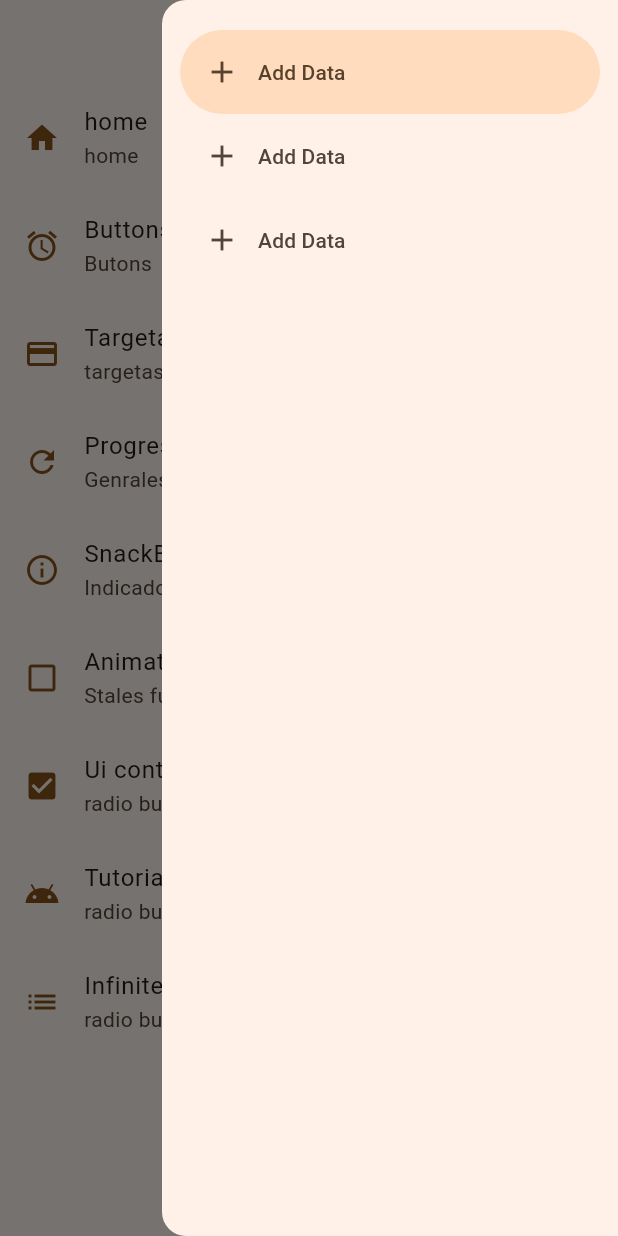
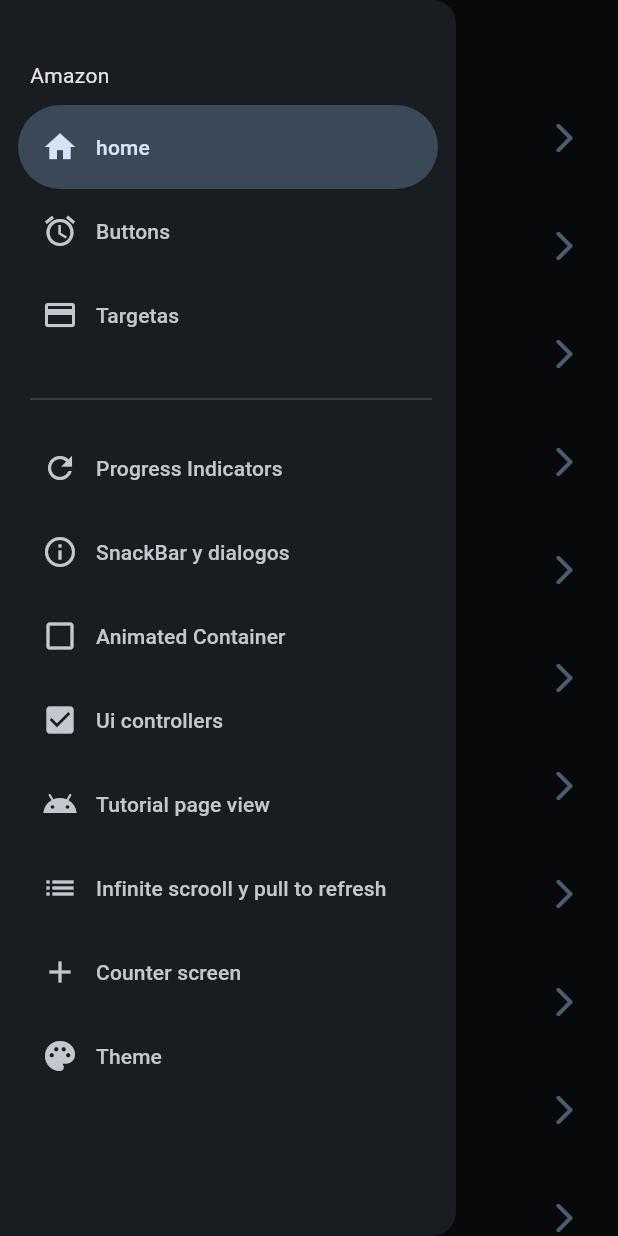
Before and after one commit to garciaeury26/widgets_app, a Flutter app: the screen it shows after launch, with the side drawer open, on a phone screen of 412 x 824 dp. Run offline on Flutter 3.47's test engine with Material 2 defaults, Android fonts, the phone set to English and light mode, and no system bars; our stand-ins replace animate_do, flutter_riverpod, go_router.

Commit message:
antes del state notifier

```diff
--- a/lib/config/menu/menu_items.dart
+++ b/lib/config/menu/menu_items.dart
@@ -55,4 +55,14 @@ const appMenuItems = <MenuItem>[
       subTitle: 'radio buttons, checkbox, swich etc',
       link: '/infiniteScroll',
       icon: Icons.list),
+  MenuItem(
+      title: 'Counter screen',
+      subTitle: 'introduccion a reverpood',
+      link: '/counter',
+      icon: Icons.add),
+  MenuItem(
+      title: 'Theme',
+      subTitle: 'Theme configuration',
+      link: '/theme',
+      icon: Icons.palette),
 ];
--- a/lib/config/router/router_config.dart
+++ b/lib/config/router/router_config.dart
@@ -1,8 +1,10 @@
 import 'package:go_router/go_router.dart';
 import 'package:widgets_app/presentations/screens/animated/animeted_screen.dart';
 import 'package:widgets_app/presentations/screens/cards/cards_screen.dart';
+import 'package:widgets_app/presentations/screens/counter/counter_screen.dart';
 import 'package:widgets_app/presentations/screens/drawer/drawer.dart';
 import 'package:widgets_app/presentations/screens/screens.dart';
+import 'package:widgets_app/presentations/screens/theme/theme_screen.dart';
 
 // GoRouter configuration
 final appRouter = GoRouter(
@@ -49,5 +51,13 @@ final appRouter = GoRouter(
         path: '/infiniteScroll',
         name: 'infiniteScroll',
         builder: ((context, state) => const InfiniteScrollScreen())),
+    GoRoute(
+        path: '/counter',
+        name: 'counter',
+        builder: ((context, state) => const CouterSCreen())),
+    GoRoute(
+        path: '/theme',
+        name: 'theme',
+        builder: ((context, state) => const ThemeScreen())),
   ],
 );
--- a/lib/config/theme/app_theme.dart
+++ b/lib/config/theme/app_theme.dart
@@ -14,13 +14,15 @@ const colorList = <Color>[
 
 class AppTheme {
   final int selectedColor;
+  final bool isDarkMode;
 
-  AppTheme({this.selectedColor = 0})
+  AppTheme({this.selectedColor = 0, this.isDarkMode = false})
       : assert(selectedColor >= 0, 'Selected colors must be greated 0'),
         assert(selectedColor < colorList.length,
             'Selected colors must be greated 0');
 
   ThemeData getTheme() => ThemeData(
+      brightness: isDarkMode ? Brightness.light : Brightness.dark,
       useMaterial3: true,
       colorSchemeSeed: colorList[selectedColor],
       appBarTheme: const AppBarTheme(centerTitle: true));
--- a/lib/main.dart
+++ b/lib/main.dart
@@ -1,16 +1,23 @@
 import 'package:flutter/material.dart';
+import 'package:flutter_riverpod/flutter_riverpod.dart';
 import 'package:widgets_app/config/theme/app_theme.dart';
+import 'package:widgets_app/presentations/screens/providers/theme_provider.dart';
 // import 'package:widgets_app/presentations/screens/screens.dart';
 
 import 'config/router/router_config.dart';
 
-void main() => runApp(const MyApp());
+void main() => runApp(
+    // para que riverpod tenga asseso a todos los providers
+    const ProviderScope(child: MyApp()));
 
-class MyApp extends StatelessWidget {
+class MyApp extends ConsumerWidget {
   const MyApp({super.key});
 
   @override
-  Widget build(BuildContext context) {
+  Widget build(BuildContext context, ref) {
+    final bool isDarkMode = ref.watch(darkModeProvider);
+    final int selectedColor = ref.watch(selectedColorProvider);
+
     return MaterialApp.router(
       // routes: {
       //   '/buttons': (context) => const ButtonScreen(),
@@ -18,7 +25,8 @@ class MyApp extends StatelessWidget {
       // },
       // * manera recomendada de router
       routerConfig: appRouter,
-      theme: AppTheme(selectedColor: 6).getTheme(),
+      theme: AppTheme(selectedColor: selectedColor, isDarkMode: isDarkMode)
+          .getTheme(),
       debugShowCheckedModeBanner: false,
       title: 'Material App',
       // home: const HomeScreen()
--- a/lib/presentations/screens/drawer/drawer.dart
+++ b/lib/presentations/screens/drawer/drawer.dart
@@ -1,8 +1,11 @@
-import 'package:flutter/cupertino.dart';
 import 'package:flutter/material.dart';
+import 'package:go_router/go_router.dart';
+import 'package:widgets_app/config/menu/menu_items.dart';
 
 class SideMenu extends StatefulWidget {
-  const SideMenu({super.key});
+  final GlobalKey<ScaffoldState> scalfoldKey;
+
+  const SideMenu({super.key, required this.scalfoldKey});
 
   @override
   State<SideMenu> createState() => _SideMenuState();
@@ -13,23 +16,44 @@ class _SideMenuState extends State<SideMenu> {
 
   @override
   Widget build(BuildContext context) {
+    // verificar si tiene el noch
+    final hasNotch = MediaQuery.of(context).viewPadding.top > 35;
+
     return NavigationDrawer(
       selectedIndex: selectedIndex,
       onDestinationSelected: (value) {
         setState(() {
           selectedIndex = value;
         });
+        final menuItem = appMenuItems[value];
+        context.pushNamed(menuItem.link);
+        // cerrar drawer
+        widget.scalfoldKey.currentState?.closeDrawer();
       },
-      children: const [
-        SizedBox(
+      children: [
+        const SizedBox(
           height: 20,
         ),
-        NavigationDrawerDestination(
-            icon: Icon(Icons.add), label: Text('Add Data')),
-        NavigationDrawerDestination(
-            icon: Icon(Icons.add), label: Text('Add Data')),
-        NavigationDrawerDestination(
-            icon: Icon(Icons.add), label: Text('Add Data')),
+        Padding(
+          padding: EdgeInsets.fromLTRB(20, hasNotch ? 0 : 20, 16, 10),
+          child: const Text('Amazon'),
+        ),
+        ...appMenuItems.sublist(0, 3).map(
+          (item) {
+            return NavigationDrawerDestination(
+                icon: Icon(item.icon), label: Text(item.title));
+          },
+        ),
+        Padding(
+          padding: EdgeInsets.fromLTRB(20, hasNotch ? 0 : 20, 16, 10),
+          child: const Divider(),
+        ),
+        ...appMenuItems.sublist(3).map(
+          (item) {
+            return NavigationDrawerDestination(
+                icon: Icon(item.icon), label: Text(item.title));
+          },
+        ),
       ],
     );
   }
--- a/lib/presentations/screens/home/home_screen.dart
+++ b/lib/presentations/screens/home/home_screen.dart
@@ -1,7 +1,6 @@
 import 'package:flutter/material.dart';
 import 'package:go_router/go_router.dart';
 import 'package:widgets_app/config/menu/menu_items.dart';
-import 'package:widgets_app/presentations/screens/buttons/buttons_screens.dart';
 import 'package:widgets_app/presentations/screens/drawer/drawer.dart';
 
 class HomeScreen extends StatelessWidget {
@@ -9,12 +8,18 @@ class HomeScreen extends StatelessWidget {
 
   @override
   Widget build(BuildContext context) {
+    // este scalfoldKey tiene toda la referencia del estado del scalfold
+    final scalfoldKey = GlobalKey<ScaffoldState>();
+
     return Scaffold(
+      key: scalfoldKey,
       appBar: AppBar(
         title: const Text('Widgets en fluter'),
       ),
       body: _HomeView(),
-      endDrawer: SideMenu(),
+      drawer: SideMenu(
+        scalfoldKey: scalfoldKey,
+      ),
     );
   }
 }
--- /dev/null
+++ b/lib/presentations/screens/providers/counter_provider.dart
@@ -0,0 +1,4 @@
+import 'package:flutter_riverpod/flutter_riverpod.dart';
+
+// el StateProvider => provedor de estado
+final counterProvider = StateProvider((ref) => 10);
--- /dev/null
+++ b/lib/presentations/screens/providers/theme_provider.dart
@@ -0,0 +1,12 @@
+import 'package:flutter_riverpod/flutter_riverpod.dart';
+import 'package:widgets_app/config/theme/app_theme.dart';
+//! StateProvider => (mutable)
+//! Provider => (inmutable)
+
+// Valor booleano mutable
+final darkModeProvider = StateProvider((ref) => false);
+
+final selectedColorProvider = StateProvider((ref) => 0);
+
+// listado de colores inmutables
+final colorListProvider = Provider((ref) => colorList);
```
Also changed, not shown: lib/presentations/screens/counter/counter_screen.dart (added, +59 -0 lines), lib/presentations/screens/theme/theme_screen.dart (added, +55 -0 lines), pubspec.yaml (+2 -8 lines), pubspec.lock.
